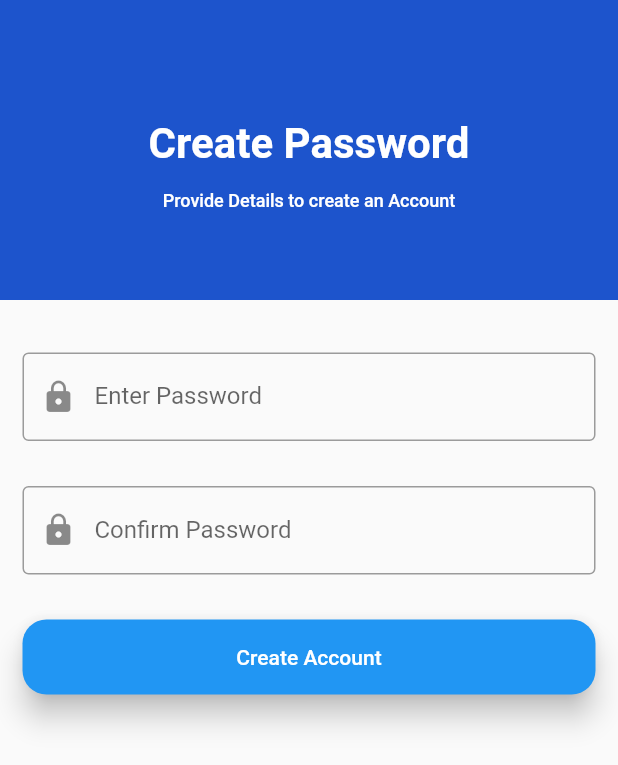
After one commit to chandachewe10/Loan-application, a Flutter app: the PasswordDetailsCreation screen opened by its route, on a phone screen of 412 x 824 dp. The commit adds this screen. Shown: the top 765 px of the screen. Run offline on Flutter 3.47's test engine with Material 2 defaults, Android fonts, the light colour scheme and no system bars; our stand-ins replace circular_countdown_timer, flutter_svg, get, introduction_screen, pinput.

Commit message:
Added Password

```diff
--- a/lib/main.dart
+++ b/lib/main.dart
@@ -1,6 +1,7 @@
 import 'package:flutter/material.dart';
 import 'package:get/get_navigation/src/root/get_material_app.dart';
 import 'package:get/get_navigation/src/routes/get_route.dart';
+import 'package:loan_mobile_app/screens/Passwords/page.dart';
 import 'package:loan_mobile_app/screens/introductory_screens.dart';
 import 'package:loan_mobile_app/screens/otp/page.dart';
 import 'package:loan_mobile_app/screens/personal_details/page.dart';
@@ -34,6 +35,13 @@ class LoanMobileApplication extends StatelessWidget {
             page: () => const Otp(),
             // binding: SignupDetailsPageBinding(),
           ),
+
+          GetPage(
+            name: '/password',
+            page: () => const PasswordDetailsCreation(),
+            // binding: SignupDetailsPageBinding(),
+          ),
+
         ]);
   }
 }
--- /dev/null
+++ b/lib/screens/Passwords/binding.dart
@@ -0,0 +1,16 @@
+
+import 'package:get/get.dart';
+import 'package:get/get_core/src/get_main.dart';
+import 'package:get/get_instance/src/bindings_interface.dart';
+import 'package:loan_mobile_app/screens/widgets/personal_details.dart';
+
+import '../personal_details/page.dart';
+import 'controller.dart';
+
+class PasswordDetailsPageBinding extends Bindings {
+  @override
+  void dependencies() {
+    Get.put<PersonalDetails>(const PersonalDetails());
+
+  }
+}
--- /dev/null
+++ b/lib/screens/Passwords/controller.dart
@@ -0,0 +1,3 @@
+class PasswordDetails {
+
+}
--- /dev/null
+++ b/lib/screens/Passwords/page.dart
@@ -0,0 +1,24 @@
+import 'package:flutter/cupertino.dart';
+import 'package:flutter/material.dart';
+import 'package:get/get.dart';
+import 'package:loan_mobile_app/screens/personal_details/page.dart';
+import '../components/header.dart';
+import '../widgets/password_details.dart';
+import '../widgets/personal_details.dart';
+
+class PasswordDetailsCreation extends GetView<PasswordDetailsCreation> {
+  const PasswordDetailsCreation({super.key});
+
+  @override
+  Widget build(BuildContext context) {
+    return  const Scaffold(
+
+      appBar: HeaderComponent(headerText: 'Create Password', hint: 'Provide Details to create an Account',),
+
+      body: PasswordAccountDetails(),
+    );
+
+
+
+  }
+}
--- /dev/null
+++ b/lib/screens/widgets/password_details.dart
@@ -0,0 +1,51 @@
+import 'package:flutter/cupertino.dart';
+import 'package:flutter/material.dart';
+import 'package:get/get.dart';
+import 'package:get/get_core/src/get_main.dart';
+
+import '../components/input_form.dart';
+
+class PasswordAccountDetails extends StatelessWidget {
+  const PasswordAccountDetails({super.key});
+
+  @override
+  Widget build(BuildContext context) {
+    return ListView(
+      children: [
+        const SizedBox(
+          height: 10,
+        ),
+        const SizedBox(
+          height: 10,
+        ),
+        Container(
+            margin: const EdgeInsets.all(15),
+            child: const InputForm(
+                prefixIcon: Icons.lock,
+                labelText: "Enter Password",
+                textInputType: TextInputType.visiblePassword)),
+        Container(
+            margin: const EdgeInsets.all(15),
+            child: const InputForm(
+                prefixIcon: Icons.lock,
+                labelText: "Confirm Password",
+                textInputType: TextInputType.text)),
+
+        Container(
+          margin: const EdgeInsets.all(15),
+          child: ElevatedButton(
+              style: ElevatedButton.styleFrom(
+                  backgroundColor: Colors.blue,
+                  elevation: 8,
+                  minimumSize: const Size(200, 50),
+                  shape: RoundedRectangleBorder(
+                      borderRadius: BorderRadius.circular(16))),
+              onPressed: () {
+                Get.toNamed('/password');
+              },
+              child: const Text('Create Account')),
+        )
+      ],
+    );
+  }
+}
--- a/lib/screens/widgets/pinput.dart
+++ b/lib/screens/widgets/pinput.dart
@@ -1,5 +1,7 @@
 import 'package:flutter/cupertino.dart';
 import 'package:flutter/material.dart';
+import 'package:get/get.dart';
+import 'package:get/get_core/src/get_main.dart';
 import 'package:pinput/pinput.dart';
 
 import '../../constants/colors.dart';
@@ -55,7 +57,10 @@ class PinPut extends StatelessWidget {
               closeKeyboardWhenCompleted: true,
               length: 4,
               showCursor: true,
-              onCompleted: (pin) => print(pin),
+              onCompleted: (pin) =>
+                  Get.toNamed('/password')
+
+                  //print(pin),
             ),
             const SizedBox(
               height: 25,
```
